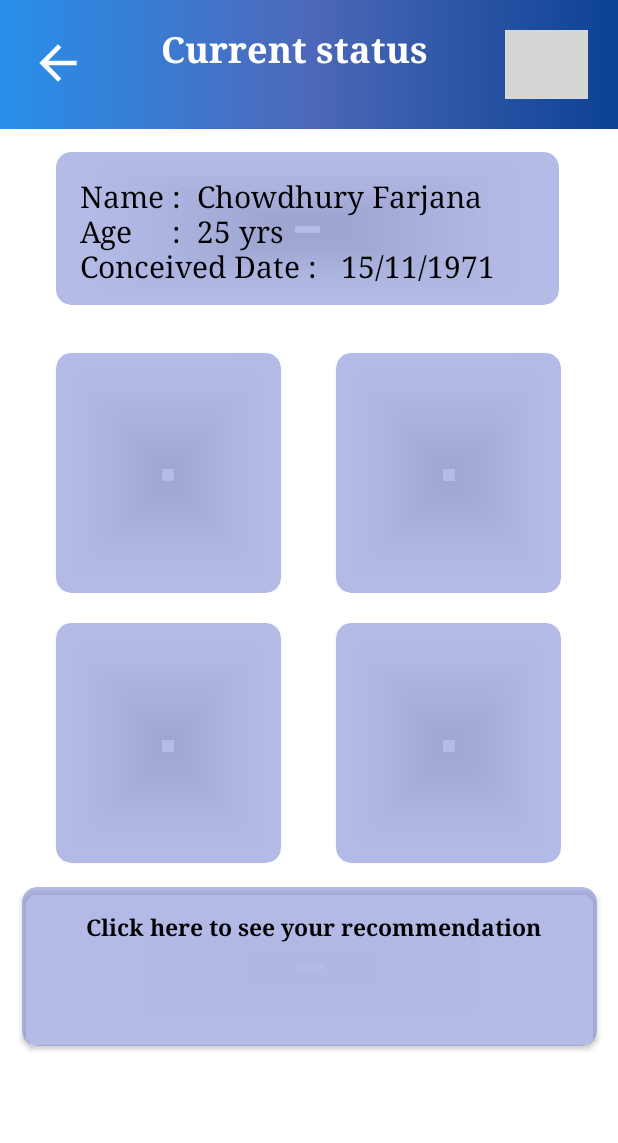
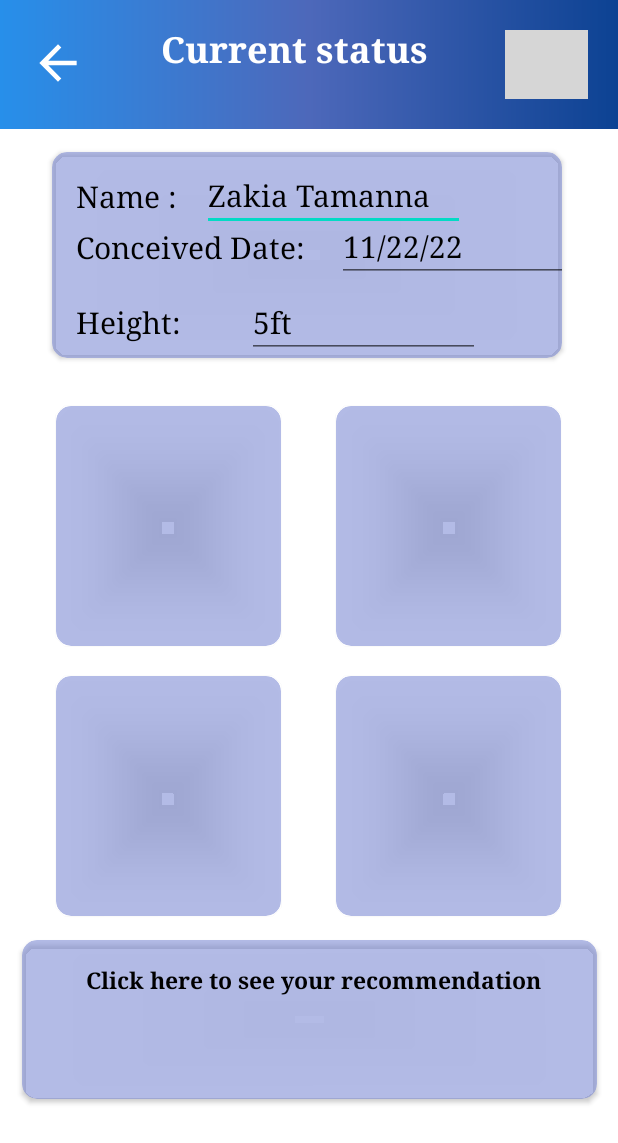
Before and after one commit to zakia1by0/Jononi_App, an Android app: the layout activity_status_page.xml on its own in the app's theme, with its tools: preview values and no code run, on a phone screen of 412 x 824 dp. Shown: the top 1143 px of the screen. Run offline under Robolectric (Android 15) with nearby library versions, the phone set to English and light mode, and no system bars; grey boxes are pictures that could not be loaded.

Commit message:
FAQ page is created Profile page has been labeled Status page is updated

```diff
--- a/app/src/main/java/com/example/idp_jononi_final_version/MainActivity2.java
+++ b/app/src/main/java/com/example/idp_jononi_final_version/MainActivity2.java
@@ -32,7 +32,7 @@ public class MainActivity2 extends AppCompatActivity {
         toolbar=findViewById(R.id.toolbar);
         cardView1=findViewById(R.id.cardview1);
         cardView2=findViewById(R.id.cardview2);
-        cardView3=findViewById(R.id.cardview3);
+        //cardView3=findViewById(R.id.cardview3);
         cardView4=findViewById(R.id.cardview4);
         cardView5=findViewById(R.id.cardview5);
         cardView6=findViewById(R.id.cardview6);
@@ -58,14 +58,14 @@ public class MainActivity2 extends AppCompatActivity {
             }
 
         });
-        cardView3.setOnClickListener(new View.OnClickListener() {
+        /*cardView3.setOnClickListener(new View.OnClickListener() {
             @Override
             public void onClick(View view) {
                 Intent intent = new Intent(MainActivity2.this, Bloodsugar.class);
                 startActivity(intent);
             }
 
-        });
+        });*/
         cardView4.setOnClickListener(new View.OnClickListener() {
             @Override
             public void onClick(View view) {
--- a/app/src/main/java/com/example/idp_jononi_final_version/status_page.java
+++ b/app/src/main/java/com/example/idp_jononi_final_version/status_page.java
@@ -7,14 +7,23 @@ import android.content.Intent;
 import android.os.Bundle;
 import android.util.Log;
 import android.view.View;
+import android.widget.EditText;
 import android.widget.ImageView;
 import android.widget.TextView;
 
+import com.google.firebase.auth.FirebaseAuth;
 import com.google.firebase.database.DataSnapshot;
 import com.google.firebase.database.DatabaseError;
 import com.google.firebase.database.DatabaseReference;
 import com.google.firebase.database.FirebaseDatabase;
 import com.google.firebase.database.ValueEventListener;
+import com.google.firebase.firestore.DocumentReference;
+import com.google.firebase.firestore.DocumentSnapshot;
+import com.google.firebase.firestore.EventListener;
+import com.google.firebase.firestore.FirebaseFirestore;
+import com.google.firebase.firestore.FirebaseFirestoreException;
+
+import javax.annotation.Nullable;
 
 public class status_page extends AppCompatActivity {
     ImageView back6,person;
@@ -23,6 +32,11 @@ public class status_page extends AppCompatActivity {
     TextView bp;
     TextView bmi;
     TextView recommendation;
+    EditText st_name,st_height,st_condate;
+    FirebaseAuth fAuth;
+    FirebaseFirestore fStore;
+    String userID;
+
 
     @Override
     protected void onCreate(Bundle savedInstanceState) {
@@ -35,6 +49,24 @@ public class status_page extends AppCompatActivity {
         bp = findViewById(R.id.bp);
         bmi = findViewById(R.id.bmi);
         recommendation = findViewById(R.id.recom);
+        st_condate=findViewById(R.id.Status_condate);
+        st_name=findViewById(R.id.Status_name);
+        st_height=findViewById(R.id.Status_height);
+        fAuth=FirebaseAuth.getInstance();
+        fStore=FirebaseFirestore.getInstance();
+        userID=fAuth.getCurrentUser().getUid();
+        DocumentReference documentReference=fStore.collection("User Information").document(userID);
+        documentReference.addSnapshotListener(this, new EventListener<DocumentSnapshot>() {
+            @Override
+            public void onEvent(@Nullable DocumentSnapshot documentSnapshot, @Nullable FirebaseFirestoreException e) {
+                st_condate.setText(documentSnapshot.getString("Conceived Date"));
+                st_height.setText(documentSnapshot.getString("Height"));
+                st_name.setText(documentSnapshot.getString("Fullname"));
+            }
+        });
+
+
+
 
         FirebaseDatabase database=FirebaseDatabase.getInstance();
         DatabaseReference myRef = database.getReference("temp");
--- a/app/src/main/res/layout/activity_faq.xml
+++ b/app/src/main/res/layout/activity_faq.xml
@@ -6,12 +6,6 @@
     android:layout_height="match_parent"
     android:background="@drawable/headercolor"
     tools:context=".FAQ">
-    <include
-        android:id="@+id/include2"
-        layout="@layout/toolbar"
-        tools:layout_editor_absoluteX="26dp"
-        tools:layout_editor_absoluteY="16dp"
-        tools:visibility="visible" />
 
 
     <androidx.recyclerview.widget.RecyclerView
--- a/app/src/main/res/layout/activity_status_page.xml
+++ b/app/src/main/res/layout/activity_status_page.xml
@@ -142,8 +142,8 @@
 
     <androidx.cardview.widget.CardView
         android:id="@+id/card_view1"
-        android:layout_width="335dp"
-        android:layout_height="102dp"
+        android:layout_width="340dp"
+        android:layout_height="137dp"
         android:layout_gravity="center"
         android:layout_marginTop="52dp"
         android:layout_marginEnd="10dp"
@@ -159,16 +159,91 @@
 
         <TextView
             android:id="@+id/textView"
-            android:layout_width="307dp"
+            android:layout_width="wrap_content"
             android:layout_height="wrap_content"
             android:layout_margin="16dp"
             android:fontFamily="serif"
-            android:text="Name :  Chowdhury Farjana\nAge     :  25 yrs\nConceived Date :   15/11/1971"
+            android:text="Name : "
             android:textAppearance="@style/TextAppearance.AppCompat.Large"
             android:textColor="@color/black"
             android:textSize="20sp"
             android:textStyle="normal"
             app:cornerRadius="20sp" />
+
+        <EditText
+            android:id="@+id/Status_name"
+            android:layout_width="175dp"
+            android:layout_height="wrap_content"
+            android:layout_marginStart="100dp"
+            android:layout_marginTop="05dp"
+            android:fontFamily="serif"
+            android:text="Zakia Tamanna "
+            android:textAppearance="@style/TextAppearance.AppCompat.Large"
+            android:textColor="@color/black"
+            android:textSize="20sp"
+            android:textStyle="normal"
+            app:cornerRadius="20sp"
+            tools:ignore="InvalidId" />
+
+        <TextView
+            android:id="@+id/textView2"
+            android:layout_width="wrap_content"
+            android:layout_height="wrap_content"
+            android:layout_marginLeft="16dp"
+            android:layout_marginTop="50dp"
+            android:fontFamily="serif"
+            android:text="Conceived Date: "
+            android:textAppearance="@style/TextAppearance.AppCompat.Large"
+            android:textColor="@color/black"
+            android:textSize="20sp"
+            android:textStyle="normal"
+            app:cornerRadius="20sp" />
+
+        <EditText
+            android:id="@+id/Status_condate"
+            android:layout_width="175dp"
+            android:layout_height="wrap_content"
+            android:layout_marginStart="190dp"
+            android:layout_marginTop="39dp"
+            android:fontFamily="serif"
+            android:text="11/22/22 "
+            android:textAppearance="@style/TextAppearance.AppCompat.Large"
+            android:textColor="@color/black"
+            android:textSize="20sp"
+            android:textStyle="normal"
+            app:cornerRadius="20sp"
+            tools:ignore="InvalidId" />
+
+        <TextView
+            android:id="@+id/textView3"
+            android:layout_width="wrap_content"
+            android:layout_height="wrap_content"
+            android:layout_marginStart="16dp"
+            android:layout_marginTop="100dp"
+            android:fontFamily="serif"
+            android:text="Height: "
+            android:textAppearance="@style/TextAppearance.AppCompat.Large"
+            android:textColor="@color/black"
+            android:textSize="20sp"
+            android:textStyle="normal"
+            app:cornerRadius="20sp" />
+
+        <EditText
+            android:id="@+id/Status_height"
+            android:layout_width="155dp"
+            android:layout_height="wrap_content"
+            android:layout_marginStart="130dp"
+            android:layout_marginTop="90dp"
+            android:fontFamily="serif"
+            android:text="5ft "
+            android:textAppearance="@style/TextAppearance.AppCompat.Large"
+            android:textColor="@color/black"
+            android:textSize="20sp"
+            android:textStyle="normal"
+            app:cornerRadius="20sp"
+            tools:ignore="InvalidId" />
+
+
     </androidx.cardview.widget.CardView>
 
     <androidx.cardview.widget.CardView
--- a/app/src/main/res/layout/item_design.xml
+++ b/app/src/main/res/layout/item_design.xml
@@ -4,10 +4,6 @@
     android:layout_height="wrap_content"
     >
 
-    <include
-        android:id="@+id/include2"
-        layout="@layout/toolbar"
-        />
 
 
     <LinearLayout
@@ -24,7 +20,7 @@
             android:background="#392B2B"
             android:padding="16dp"
             android:text="Question"
-            android:textSize="30sp"
+            android:textSize="15sp"
             android:textColor="#ffffff" >
         </TextView>
 
@@ -43,7 +39,7 @@
             android:text="Answer"
             android:visibility="gone"
             android:textColor="#ffffff"
-            android:textSize="30sp"
+            android:textSize="15sp"
             android:textStyle="bold">
 
         </TextView>
```
